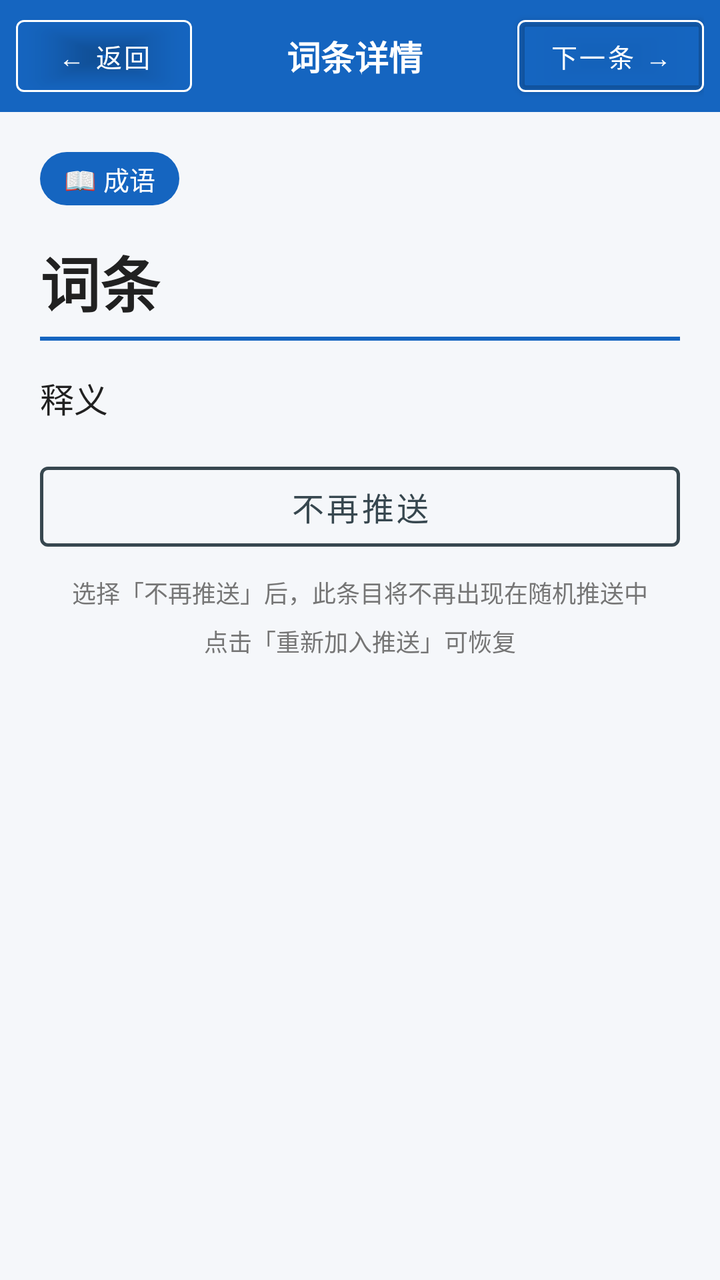
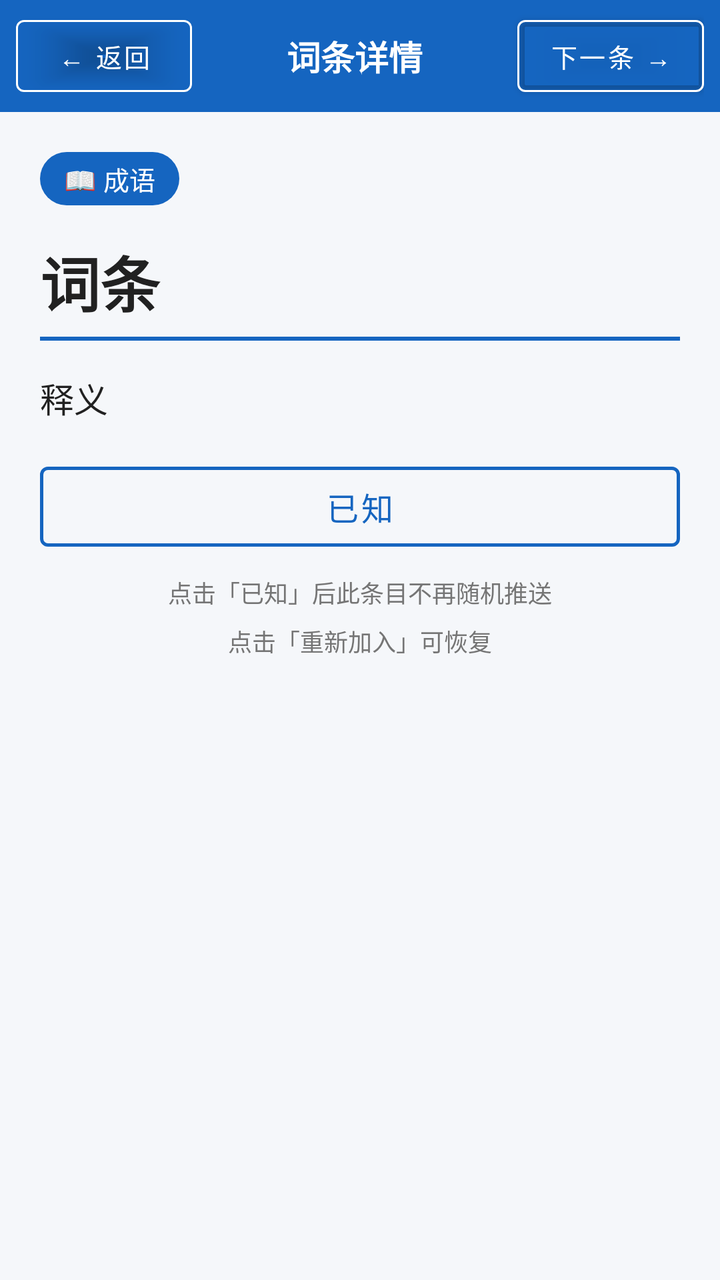

The first picture is an Android layout as it rendered before a commit; the second is the same layout after the commit. The layout source and the unified diff follow.
<!-- AndroidManifest.xml: application theme Theme.KaoGong -->
<!-- res/layout/activity_knowledge_detail.xml -->
<?xml version="1.0" encoding="utf-8"?>
<LinearLayout xmlns:android="http://schemas.android.com/apk/res/android"
    xmlns:app="http://schemas.android.com/apk/res-auto"
    android:layout_width="match_parent"
    android:layout_height="match_parent"
    android:orientation="vertical"
    android:background="@color/bg_primary">

    
    <LinearLayout
        android:layout_width="match_parent"
        android:layout_height="56dp"
        android:orientation="horizontal"
        android:gravity="center_vertical"
        android:paddingHorizontal="8dp"
        android:background="@color/primary">

        <com.google.android.material.button.MaterialButton
            android:id="@+id/btnBack"
            android:layout_width="wrap_content"
            android:layout_height="wrap_content"
            android:text="← 返回"
            android:textColor="@color/white"
            android:textSize="13sp"
            app:backgroundTint="@android:color/transparent"
            app:strokeColor="@color/white"
            app:strokeWidth="1dp" />

        <TextView
            android:layout_width="0dp"
            android:layout_height="wrap_content"
            android:layout_weight="1"
            android:text="词条详情"
            android:textSize="17sp"
            android:textStyle="bold"
            android:textColor="@color/white"
            android:gravity="center" />

        <com.google.android.material.button.MaterialButton
            android:id="@+id/btnNext"
            android:layout_width="wrap_content"
            android:layout_height="wrap_content"
            android:text="下一条 →"
            android:textColor="@color/white"
            android:textSize="13sp"
            app:backgroundTint="@android:color/transparent"
            app:strokeColor="@color/white"
            app:strokeWidth="1dp" />
    </LinearLayout>

    
    <ScrollView
        android:layout_width="match_parent"
        android:layout_height="0dp"
        android:layout_weight="1">

        <LinearLayout
            android:layout_width="match_parent"
            android:layout_height="wrap_content"
            android:orientation="vertical"
            android:padding="20dp">

            
            <TextView
                android:id="@+id/tvType"
                android:layout_width="wrap_content"
                android:layout_height="wrap_content"
                android:text="📖 成语"
                android:textSize="13sp"
                android:textColor="@color/white"
                android:background="@drawable/bg_category"
                android:paddingHorizontal="12dp"
                android:paddingVertical="4dp"
                android:layout_marginBottom="16dp" />

            
            <TextView
                android:id="@+id/tvTitle"
                android:layout_width="match_parent"
                android:layout_height="wrap_content"
                android:text="词条"
                android:textSize="30sp"
                android:textStyle="bold"
                android:textColor="@color/text_primary"
                android:layout_marginBottom="6dp" />

            
            <TextView
                android:id="@+id/tvSubtitle"
                android:layout_width="match_parent"
                android:layout_height="wrap_content"
                android:text=""
                android:textSize="15sp"
                android:textColor="@color/text_secondary"
                android:layout_marginBottom="16dp"
                android:visibility="gone" />

            <View
                android:layout_width="match_parent"
                android:layout_height="2dp"
                android:background="@color/primary"
                android:layout_marginBottom="16dp" />

            
            <TextView
                android:id="@+id/tvContent"
                android:layout_width="match_parent"
                android:layout_height="wrap_content"
                android:text="释义"
                android:textSize="17sp"
                android:textColor="@color/text_primary"
                android:lineSpacingMultiplier="1.8"
                android:layout_marginBottom="16dp" />

            
            <TextView
                android:id="@+id/tvExtra"
                android:layout_width="match_parent"
                android:layout_height="wrap_content"
                android:text=""
                android:textSize="14sp"
                android:textColor="#795548"
                android:background="@drawable/bg_tip"
                android:padding="16dp"
                android:lineSpacingMultiplier="1.6"
                android:layout_marginBottom="24dp"
                android:visibility="gone" />

            
            <com.google.android.material.button.MaterialButton
                android:id="@+id/btnExclude"
                android:layout_width="match_parent"
                android:layout_height="52dp"
                android:text="不再推送"
                android:textSize="16sp"
                style="@style/Widget.MaterialComponents.Button.OutlinedButton"
                app:strokeColor="@color/secondary"
                app:strokeWidth="1.5dp"
                android:textColor="@color/secondary" />

            <TextView
                android:layout_width="match_parent"
                android:layout_height="wrap_content"
                android:text="选择「不再推送」后，此条目将不再出现在随机推送中\n点击「重新加入推送」可恢复"
                android:textSize="12sp"
                android:textColor="@color/text_secondary"
                android:gravity="center"
                android:layout_marginTop="8dp"
                android:lineSpacingMultiplier="1.4" />

        </LinearLayout>
    </ScrollView>

</LinearLayout>
<!-- resources referenced by this layout -->
<resources>
  <color name="bg_primary">#F5F7FA</color>
  <color name="primary">#1565C0</color>
  <color name="secondary">#37474F</color>
  <color name="text_primary">#212121</color>
  <color name="text_secondary">#757575</color>
  <color name="white">#FFFFFF</color>
  <!-- drawable bg_category (drawable) -->
  <?xml version="1.0" encoding="utf-8"?>
  <shape xmlns:android="http://schemas.android.com/apk/res/android"
      android:shape="rectangle">
      <solid android:color="@color/primary" />
      <corners android:radius="20dp" />
  </shape>
  <!-- drawable bg_tip (drawable) -->
  <?xml version="1.0" encoding="utf-8"?>
  <shape xmlns:android="http://schemas.android.com/apk/res/android"
      android:shape="rectangle">
      <solid android:color="@color/tip_bg" />
      <corners android:radius="8dp" />
      <stroke android:color="@color/tip_border" android:width="1dp" />
  </shape>
  <style name="Theme.KaoGong" parent="Theme.MaterialComponents.DayNight.NoActionBar">
          <item name="colorPrimary">@color/primary</item>
          <item name="colorPrimaryDark">@color/primary_dark</item>
          <item name="colorAccent">@color/accent</item>
          <item name="android:windowBackground">@color/bg_primary</item>
          <item name="android:statusBarColor">@color/primary_dark</item>
      </style>
  <color name="tip_bg">#FFF3E0</color>
  <color name="tip_border">#FF8F00</color>
  <color name="primary_dark">#0D47A1</color>
  <color name="accent">#E65100</color>
</resources>

<!-- the commit's change to res/layout/activity_knowledge_detail.xml (unified diff, before → after) -->
@@ -131,17 +131,17 @@
                 android:id="@+id/btnExclude"
                 android:layout_width="match_parent"
                 android:layout_height="52dp"
-                android:text="不再推送"
+                android:text="已知"
                 android:textSize="16sp"
                 style="@style/Widget.MaterialComponents.Button.OutlinedButton"
-                app:strokeColor="@color/secondary"
+                app:strokeColor="@color/primary"
                 app:strokeWidth="1.5dp"
-                android:textColor="@color/secondary" />
+                android:textColor="@color/primary" />
 
             <TextView
                 android:layout_width="match_parent"
                 android:layout_height="wrap_content"
-                android:text="选择「不再推送」后，此条目将不再出现在随机推送中\n点击「重新加入推送」可恢复"
+                android:text="点击「已知」后此条目不再随机推送\n点击「重新加入」可恢复"
                 android:textSize="12sp"
                 android:textColor="@color/text_secondary"
                 android:gravity="center"
<!-- resource entries referenced after the edit -->
@@ -2,7 +2,6 @@
 <resources>
   <color name="bg_primary">#F5F7FA</color>
   <color name="primary">#1565C0</color>
-  <color name="secondary">#37474F</color>
   <color name="text_primary">#212121</color>
   <color name="text_secondary">#757575</color>
   <color name="white">#FFFFFF</color>
